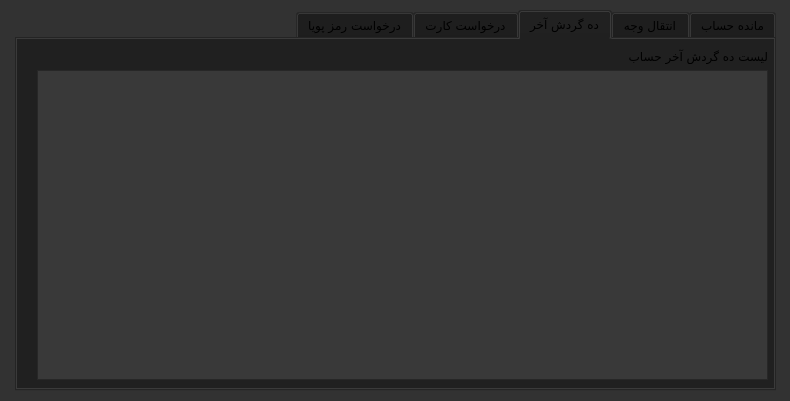
iliya-slpr/ap_project, file accountdialog.ui: the form before one commit.
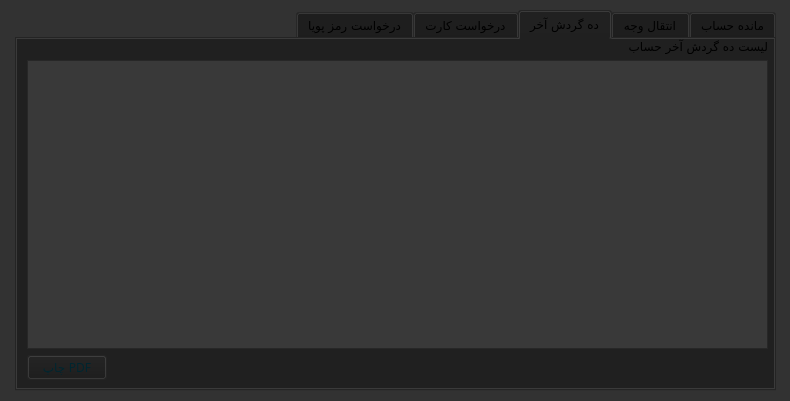
The form after the commit. The open tabs and pages were chosen to show the change.

Patch:
```diff
--- a/accountdialog.ui
+++ b/accountdialog.ui
@@ -317,13 +317,13 @@
     <attribute name="title">
      <string>ده گردش آخر</string>
     </attribute>
-    <widget class="QWidget" name="layoutWidget">
+    <widget class="QWidget" name="">
      <property name="geometry">
       <rect>
-       <x>20</x>
-       <y>10</y>
-       <width>731</width>
-       <height>331</height>
+       <x>10</x>
+       <y>0</y>
+       <width>741</width>
+       <height>341</height>
       </rect>
      </property>
      <layout class="QVBoxLayout" name="verticalLayout">
@@ -337,6 +337,30 @@
       <item>
        <widget class="QListWidget" name="transactions10"/>
       </item>
+      <item>
+       <layout class="QHBoxLayout" name="horizontalLayout_5">
+        <item>
+         <spacer name="horizontalSpacer_4">
+          <property name="orientation">
+           <enum>Qt::Horizontal</enum>
+          </property>
+          <property name="sizeHint" stdset="0">
+           <size>
+            <width>40</width>
+            <height>20</height>
+           </size>
+          </property>
+         </spacer>
+        </item>
+        <item>
+         <widget class="QPushButton" name="PDFBtn">
+          <property name="text">
+           <string>چاپ PDF</string>
+          </property>
+         </widget>
+        </item>
+       </layout>
+      </item>
      </layout>
     </widget>
    </widget>
```
Left out of the diff: 6 changed lines with no effect on the pictures.
